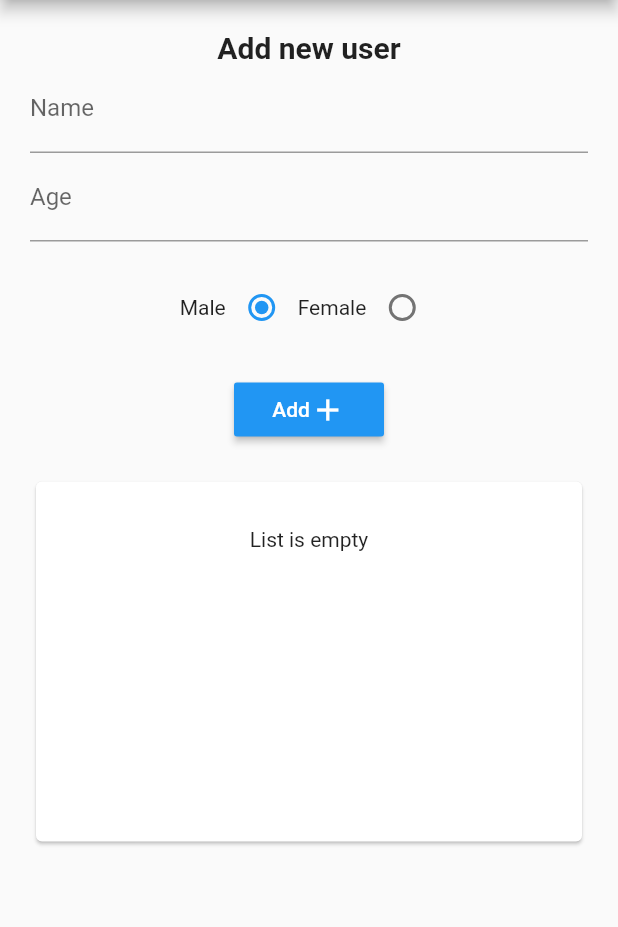
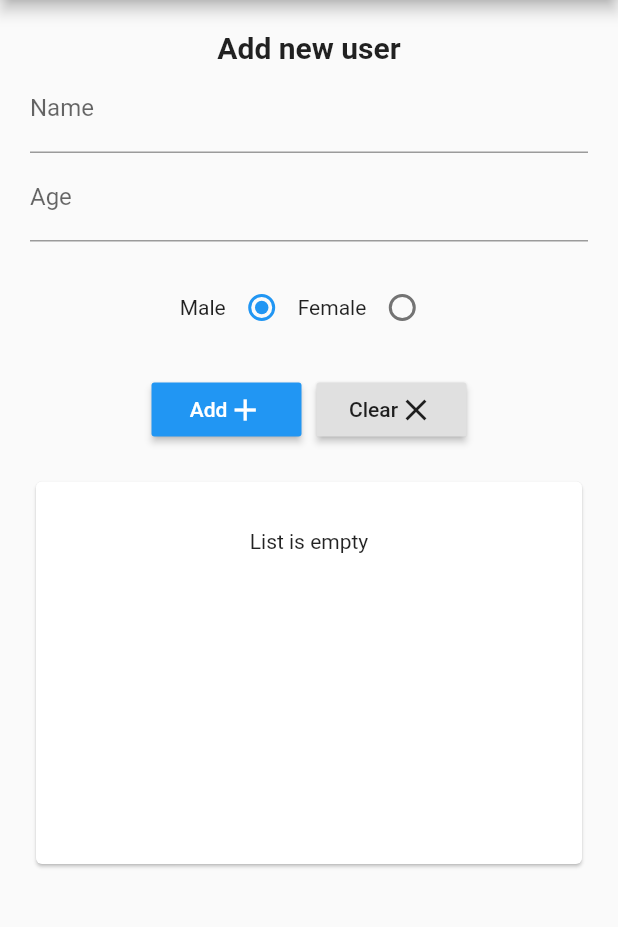
Before and after one commit to R0Mkka/Flutter_lab3, a Flutter app: the screen it shows after launch, after a tap on "Add", on a phone screen of 412 x 824 dp, the part 84-1011 px from its top. Run offline on Flutter 3.47's test engine with Material 2 defaults, Android fonts, the phone set to English and light mode, and no system bars; our stand-ins replace sqflite; accounts and stored records are empty; statements that could not run were skipped.

Commit message:
Clear button was added

```diff
--- a/lib/new-user-panel.dart
+++ b/lib/new-user-panel.dart
@@ -23,6 +23,14 @@ class _NewUserPanelState extends State<NewUserPanel> {
     setState(() => _radioGroupValue = value);
   }
 
+  void _onClear() {
+    setState(() {
+      _nameController.text = '';
+      _ageController.text = '';
+      _radioGroupValue = true;
+    });
+  }
+
   @override
   Widget build(BuildContext context) {
     return Column(
@@ -36,14 +44,14 @@ class _NewUserPanelState extends State<NewUserPanel> {
             ),
           ),
         ),
-        TextField(
+        TextFormField(
           keyboardType: TextInputType.text,
           decoration: InputDecoration(
             labelText: 'Name',
           ),
           controller: _nameController,
         ),
-        TextField(
+        TextFormField(
           keyboardType: TextInputType.number,
           decoration: InputDecoration(
             labelText: 'Age',
@@ -61,7 +69,6 @@ class _NewUserPanelState extends State<NewUserPanel> {
                 groupValue: _radioGroupValue,
                 onChanged: _onRadioValueChange,
               ),
-
               Text('Female'),
               Radio(
                 value: false,
@@ -71,6 +78,9 @@ class _NewUserPanelState extends State<NewUserPanel> {
             ],
           ),
         ),
+        Row(
+          mainAxisAlignment: MainAxisAlignment.center,
+          children: <Widget>[
             Container(
               width: 100,
               margin: EdgeInsets.symmetric(vertical: 20),
@@ -85,8 +95,10 @@ class _NewUserPanelState extends State<NewUserPanel> {
                   ],
                 ),
                 onPressed: () {
-              if (_nameController.text.length < 1
-                  || int.tryParse(_ageController.text) == null) {
+                  if (_nameController.text.length < 1 ||
+                      int.tryParse(_ageController.text) == null) {
+                    _nameController.
+
                     return;
                   }
 
@@ -99,9 +111,29 @@ class _NewUserPanelState extends State<NewUserPanel> {
 
                   widget._onUserAdd(user);
 
+                  _onClear();
+
                   insertUser(user);
                 },
               ),
+            ),
+            Container(
+              width: 100,
+              margin: EdgeInsets.only(
+                left: 10,
+              ),
+              child: RaisedButton(
+                child: Row(
+                  mainAxisAlignment: MainAxisAlignment.center,
+                  children: <Widget>[
+                    Text('Clear'),
+                    Icon(Icons.clear),
+                  ],
+                ),
+                onPressed: () => _onClear,
+              ),
+            ),
+          ],
         ),
       ],
     );
--- a/lib/user-list.dart
+++ b/lib/user-list.dart
@@ -16,7 +16,7 @@ class UserList extends StatelessWidget {
       child: Container(
         alignment: Alignment(0.0, -0.8),
         width: double.infinity,
-        height: 240,
+        height: 255,
         padding: EdgeInsets.all(10),
         child: (_userList == null || _userList.isEmpty)
             ? Text('List is empty')
```
Lines whose indentation alone changed are shown as unchanged.
